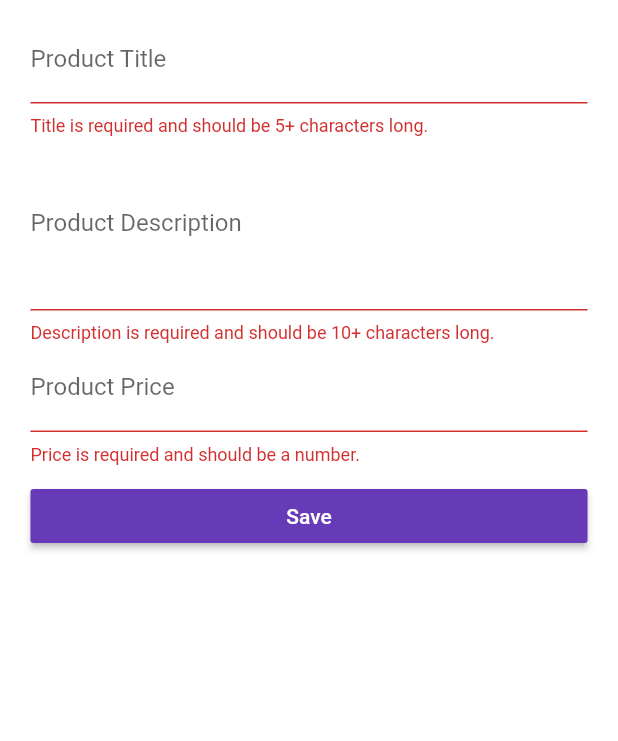
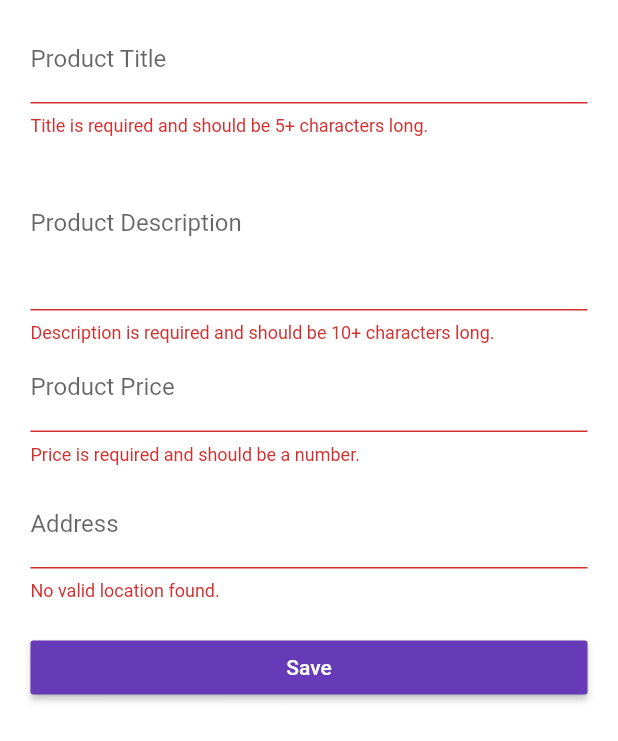
Before and after one commit to Phillbaden/flutter_course, a Flutter app: the ProductEditPage screen opened directly, after a tap on "Save", on a phone screen of 412 x 824 dp. Shown: the top 741 px of the screen. Run offline on Flutter 3.47's test engine with Material 2 defaults, Android fonts, the phone set to English and light mode, and no system bars; our stand-ins replace rxdart, shared_preferences; missing offline and left inert: map_view; accounts and stored records are empty; statements that could not run were skipped.

Commit message:
Mapview not working, working on fix

```diff
--- a/lib/models/auth.dart
+++ b/lib/models/auth.dart
@@ -1,4 +1,4 @@
 enum AuthMode {
-  SignUp,
+  Signup,
   Login
 }
--- /dev/null
+++ b/lib/models/location_data.dart
@@ -0,0 +1,7 @@
+class LocationData {
+  final double latitude;
+  final double longitude;
+  final String address;
+
+  LocationData({this.latitude, this.longitude, this.address});
+}
--- a/lib/models/product.dart
+++ b/lib/models/product.dart
@@ -1,4 +1,6 @@
 import 'package:flutter/material.dart';
+
+import './location_data.dart';
 
 class Product {
   final String id;
@@ -9,6 +11,7 @@ class Product {
   final bool isFavorite;
   final String userEmail;
   final String userId;
+  final LocationData location;
 
   Product(
       {@required this.id,
@@ -18,5 +21,6 @@ class Product {
       @required this.image,
       @required this.userEmail,
       @required this.userId,
+      @required this.location,
       this.isFavorite = false});
 }
--- a/lib/models/user.dart
+++ b/lib/models/user.dart
@@ -5,5 +5,5 @@ class User {
   final String email;
   final String token;
 
-  User({@required this.id, @required this.email, @required this. token});
+  User({@required this.id, @required this.email, @required this.token});
 }
--- a/lib/pages/product_edit.dart
+++ b/lib/pages/product_edit.dart
@@ -3,8 +3,10 @@ import 'package:flutter/material.dart';
 import 'package:scoped_model/scoped_model.dart';
 
 import '../widgets/helpers/ensure_visible.dart';
+import '../widgets/form_inputs/location.dart';
 import '../models/product.dart';
-import '../scoped_models/main.dart';
+import '../scoped-models/main.dart';
+import '../models/location_data.dart';
 
 class ProductEditPage extends StatefulWidget {
   @override
@@ -18,20 +20,34 @@ class _ProductEditPageState extends State<ProductEditPage> {
     'title': null,
     'description': null,
     'price': null,
-    'image': 'assets/food.jpg'
+    'image': 'assets/food.jpg',
+    'location': null
   };
   final GlobalKey<FormState> _formKey = GlobalKey<FormState>();
   final _titleFocusNode = FocusNode();
   final _descriptionFocusNode = FocusNode();
   final _priceFocusNode = FocusNode();
+  final _titleTextController = TextEditingController();
 
   Widget _buildTitleTextField(Product product) {
+    if (product == null && _titleTextController.text.trim() == '') {
+      _titleTextController.text = '';
+    } else if (product != null && _titleTextController.text.trim() == '') {
+      _titleTextController.text = product.title;
+    } else if (product != null && _titleTextController.text.trim() != '') {
+      _titleTextController.text = _titleTextController.text;
+    } else if (product == null && _titleTextController.text.trim() != '') {
+      _titleTextController.text = _titleTextController.text;
+    } else {
+      _titleTextController.text = '';
+    }
     return EnsureVisibleWhenFocused(
       focusNode: _titleFocusNode,
       child: TextFormField(
         focusNode: _titleFocusNode,
         decoration: InputDecoration(labelText: 'Product Title'),
-        initialValue: product == null ? '' : product.title,
+        controller: _titleTextController,
+        // initialValue: product == null ? '' : product.title,
         validator: (String value) {
           // if (value.trim().length <= 0) {
           if (value.isEmpty || value.length < 5) {
@@ -127,6 +143,10 @@ class _ProductEditPageState extends State<ProductEditPage> {
               SizedBox(
                 height: 10.0,
               ),
+              LocationInput(_setLocation, product),
+              SizedBox(
+                height: 10.0,
+              ),
               _buildSubmitButton(),
               // GestureDetector(
               //   onTap: _submitForm,
@@ -143,6 +163,10 @@ class _ProductEditPageState extends State<ProductEditPage> {
     );
   }
 
+  void _setLocation(LocationData locData) {
+    _formData['location'] = locData;
+  }
+
   void _submitForm(
       Function addProduct, Function updateProduct, Function setSelectedProduct,
       [int selectedProductIndex]) {
@@ -152,23 +176,26 @@ class _ProductEditPageState extends State<ProductEditPage> {
     _formKey.currentState.save();
     if (selectedProductIndex == -1) {
       addProduct(
-        _formData['title'],
+          _titleTextController.text,
           _formData['description'],
           _formData['image'],
           _formData['price'],
-      ).then((bool success) {
+          _formData['location']).then((bool success) {
         if (success) {
-          Navigator.pushReplacementNamed(context, '/products')
+          Navigator
+              .pushReplacementNamed(context, '/products')
               .then((_) => setSelectedProduct(null));
         } else {
-          showDialog(context: context,  builder: (BuildContext context) {
+          showDialog(
+              context: context,
+              builder: (BuildContext context) {
                 return AlertDialog(
                   title: Text('Something went wrong'),
-              content: Text('Please try again.'),
+                  content: Text('Please try again!'),
                   actions: <Widget>[
                     FlatButton(
-                  child: Text('OK'),
                       onPressed: () => Navigator.of(context).pop(),
+                      child: Text('Okay'),
                     )
                   ],
                 );
@@ -177,11 +204,13 @@ class _ProductEditPageState extends State<ProductEditPage> {
       });
     } else {
       updateProduct(
-        _formData['title'],
+        _titleTextController.text,
         _formData['description'],
         _formData['image'],
         _formData['price'],
-      ).then((_) => Navigator.pushReplacementNamed(context, '/products')
+        _formData['location'],
+      ).then((_) => Navigator
+          .pushReplacementNamed(context, '/products')
           .then((_) => setSelectedProduct(null)));
     }
   }
--- a/lib/pages/products.dart
+++ b/lib/pages/products.dart
@@ -3,8 +3,8 @@ import 'package:flutter/material.dart';
 import 'package:scoped_model/scoped_model.dart';
 
 import '../widgets/products/products.dart';
-import '../scoped_models/main.dart';
 import '../widgets/ui_elements/logout_list_tile.dart';
+import '../scoped-models/main.dart';
 
 class ProductsPage extends StatefulWidget {
   final MainModel model;
@@ -49,13 +49,13 @@ class _ProductsPageState extends State<ProductsPage> {
   Widget _buildProductsList() {
     return ScopedModelDescendant(
       builder: (BuildContext context, Widget child, MainModel model) {
-        Widget content = Center(child: Text('No Products Found.'));
+        Widget content = Center(child: Text('No Products Found!'));
         if (model.displayedProducts.length > 0 && !model.isLoading) {
           content = Products();
         } else if (model.isLoading) {
           content = Center(child: CircularProgressIndicator());
         }
-        return RefreshIndicator(onRefresh: model.fetchProducts, child: content);
+        return RefreshIndicator(onRefresh: model.fetchProducts, child: content,) ;
       },
     );
   }
--- /dev/null
+++ b/lib/scoped-models/main.dart
@@ -0,0 +1,6 @@
+import 'package:scoped_model/scoped_model.dart';
+
+import './connected_products.dart';
+
+class MainModel extends Model with ConnectedProductsModel, UserModel, ProductsModel, UtilityModel {
+}
--- a/lib/scoped_models/main.dart
+++ /dev/null
@@ -1,5 +0,0 @@
-import 'package:scoped_model/scoped_model.dart';
-
-import './connected_products.dart';
-
-class MainModel extends Model with ConnectedProductsModel, UserModel, ProductsModel, UtilityModel {}
--- /dev/null
+++ b/lib/widgets/form_inputs/location.dart
@@ -0,0 +1,120 @@
+import 'dart:convert';
+import 'package:flutter/material.dart';
+
+import 'package:map_view/map_view.dart';
+import 'package:http/http.dart' as http;
+
+import '../helpers/ensure_visible.dart';
+import '../../models/location_data.dart';
+import '../../models/product.dart';
+
+class LocationInput extends StatefulWidget {
+  final Function setLocation;
+  final Product product;
+
+  LocationInput(this.setLocation, this.product);
+
+  @override
+  State<StatefulWidget> createState() {
+    return _LocationInputState();
+  }
+}
+
+class _LocationInputState extends State<LocationInput> {
+  Uri _staticMapUri;
+  LocationData _locationData;
+  final FocusNode _addressInputFocusNode = FocusNode();
+  final TextEditingController _addressInputController = TextEditingController();
+
+  @override
+  void initState() {
+    _addressInputFocusNode.addListener(_updateLocation);
+    if (widget.product != null) {
+      getStaticMap(widget.product.location.address, false);
+    }
+    super.initState();
+  }
+
+  @override
+  void dispose() {
+    _addressInputFocusNode.removeListener(_updateLocation);
+    super.dispose();
+  }
+
+  void getStaticMap(String address, [geocode = true]) async {
+    if (address.isEmpty) {
+      setState(() {
+        _staticMapUri = null;
+      });
+      widget.setLocation(null);
+      return;
+    }
+    if (geocode) {
+      final Uri uri = Uri.https(
+        'maps.googleapis.com',
+        '/maps/api/geocode/json',
+        {'address': address, 'key': 'AIzaSyCLQTG59usHzrIRrkQwmb8Pzu8OMqsa7ho'},
+      );
+      final http.Response response = await http.get(uri);
+      final decodedResponse = json.decode(response.body);
+      final formattedAddress =
+      decodedResponse['results'][0]['formatted_address'];
+      final coords = decodedResponse['results'][0]['geometry']['location'];
+      _locationData = LocationData(
+          address: formattedAddress,
+          latitude: coords['lat'],
+          longitude: coords['lng']);
+    } else {
+      _locationData = widget.product.location;
+    }
+
+    final StaticMapProvider staticMapViewProvider =
+    StaticMapProvider('AIzaSyCLQTG59usHzrIRrkQwmb8Pzu8OMqsa7ho');
+    final Uri staticMapUri = staticMapViewProvider.getStaticUriWithMarkers([
+      Marker('position', 'Position', _locationData.latitude,
+          _locationData.longitude)
+    ],
+        center: Location(_locationData.latitude, _locationData.longitude),
+        width: 500,
+        height: 300,
+        maptype: StaticMapViewType.roadmap);
+    widget.setLocation(_locationData);
+    setState(() {
+      _addressInputController.text = _locationData.address;
+      _staticMapUri = staticMapUri;
+    });
+  }
+
+  void _updateLocation() {
+    if (!_addressInputFocusNode.hasFocus) {
+      getStaticMap(_addressInputController.text);
+    }
+  }
+
+  @override
+  Widget build(BuildContext context) {
+    return Column(
+      children: <Widget>[
+        EnsureVisibleWhenFocused(
+          focusNode: _addressInputFocusNode,
+          child: TextFormField(
+            focusNode: _addressInputFocusNode,
+            controller: _addressInputController,
+            validator: (String value) {
+              if (_locationData == null || value.isEmpty) {
+                return 'No valid location found.';
+              }
+            },
+            decoration: InputDecoration(labelText: 'Address'),
+          ),
+        ),
+        SizedBox(
+          height: 10.0,
+        ),
+        _staticMapUri == null
+            ? Container()
+            : Image.network(_staticMapUri.toString())
+      ],
+    );
+  }
+}
--- a/lib/widgets/products/address_tag.dart
+++ b/lib/widgets/products/address_tag.dart
@@ -11,7 +11,7 @@ class AddressTag extends StatelessWidget {
       padding: EdgeInsets.symmetric(horizontal: 6.0, vertical: 2.5),
       decoration: BoxDecoration(
           border: Border.all(color: Colors.grey, width: 1.0),
-          borderRadius: BorderRadius.circular(6.0)),
+          borderRadius: BorderRadius.circular(4.0)),
       child: Text(address),
     );
   }
--- a/lib/widgets/products/products.dart
+++ b/lib/widgets/products/products.dart
@@ -4,7 +4,7 @@ import 'package:scoped_model/scoped_model.dart';
 
 import './product_card.dart';
 import '../../models/product.dart';
-import '../../scoped_models/main.dart';
+import '../../scoped-models/main.dart';
 
 class Products extends StatelessWidget {
   Widget _buildProductList(List<Product> products) {
--- a/pubspec.yaml
+++ b/pubspec.yaml
@@ -27,6 +27,9 @@ dependencies:
   http: ^0.12.0+2
   shared_preferences: ^0.5.3+1
   rxdart: ^0.18.0
+  map_view:
+    git:
+      url: git://github.com/Eimji/flutter_google_map_view.git
 
 dev_dependencies:
   flutter_test:
```
Also changed, not shown: lib/main.dart (+25 -17 lines), lib/pages/auth.dart (+4 -4 lines), lib/pages/product.dart (+5 -3 lines), lib/pages/product_admin.dart (deleted, +0 -62 lines), lib/pages/product_list.dart (+4 -3 lines), lib/scoped-models/connected_products.dart (renamed from lib/scoped_models/connected_products.dart, +55 -31 lines), lib/widgets/products/product_card.dart (+17 -13 lines), lib/widgets/ui_elements/logout_list_tile.dart (+4 -3 lines), pubspec.lock, 4 other files. Lines whose indentation alone changed are shown as unchanged.
